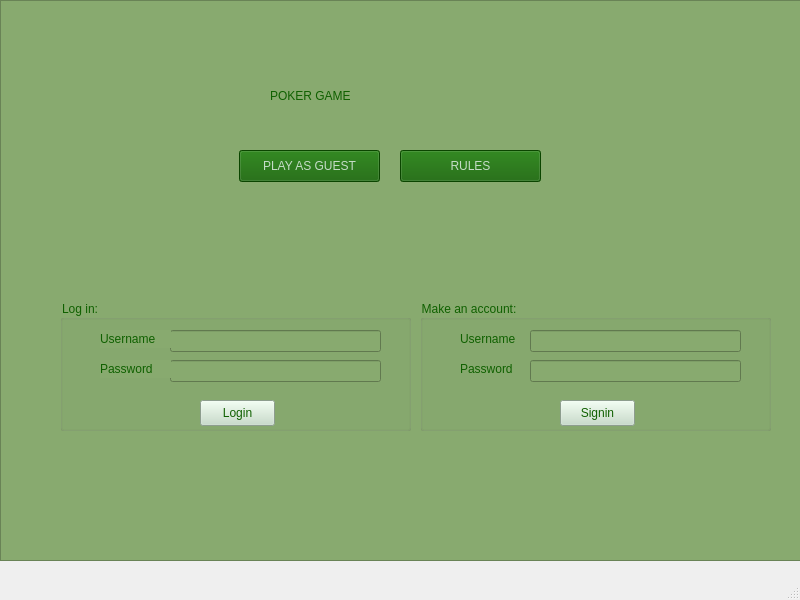
First picture: the form in Poker/Visuals/MainWindow/mainwindow.ui, repository Cenzito/Poker, before the edit.
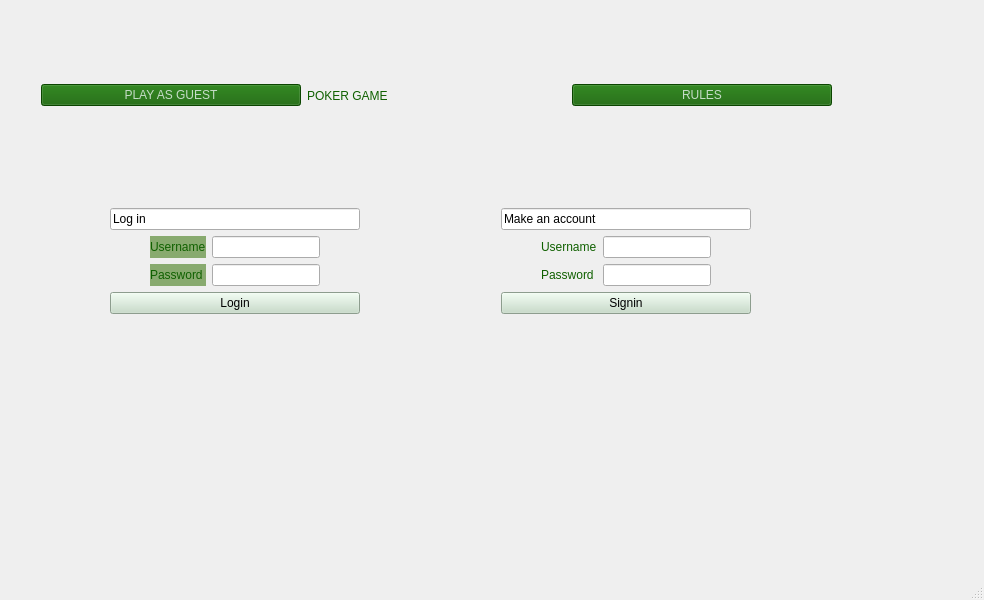
Second picture: the form after the edit. Icons and pictures are not drawn.

Commit message: layout mainwindow

```diff
--- a/Poker/Visuals/MainWindow/mainwindow.ui
+++ b/Poker/Visuals/MainWindow/mainwindow.ui
@@ -6,7 +6,7 @@
    <rect>
     <x>0</x>
     <y>0</y>
-    <width>800</width>
+    <width>984</width>
     <height>600</height>
    </rect>
   </property>
@@ -14,42 +14,18 @@
    <string>MainWindow</string>
   </property>
   <widget class="QWidget" name="centralwidget">
-   <widget class="QTextEdit" name="textEdit_background">
+   <widget class="QWidget" name="horizontalLayoutWidget">
     <property name="geometry">
      <rect>
-      <x>0</x>
-      <y>0</y>
-      <width>801</width>
-      <height>561</height>
+      <x>41</x>
+      <y>30</y>
+      <width>791</width>
+      <height>131</height>
      </rect>
     </property>
-    <property name="styleSheet">
-     <string notr="true">background-color: rgb(136, 170, 111);
-</string>
-    </property>
-    <property name="readOnly">
-     <bool>true</bool>
-    </property>
-    <property name="html">
-     <string>&lt;!DOCTYPE HTML PUBLIC &quot;-//W3C//DTD HTML 4.0//EN&quot; &quot;http://www.w3.org/TR/REC-html40/strict.dtd&quot;&gt;
-&lt;html&gt;&lt;head&gt;&lt;meta name=&quot;qrichtext&quot; content=&quot;1&quot; /&gt;&lt;meta charset=&quot;utf-8&quot; /&gt;&lt;style type=&quot;text/css&quot;&gt;
-p, li { white-space: pre-wrap; }
-hr { height: 1px; border-width: 0; }
-li.unchecked::marker { content: &quot;\2610&quot;; }
-li.checked::marker { content: &quot;\2612&quot;; }
-&lt;/style&gt;&lt;/head&gt;&lt;body style=&quot; font-family:'Segoe UI'; font-size:9.75pt; font-weight:400; font-style:normal;&quot;&gt;
-&lt;p style=&quot;-qt-paragraph-type:empty; margin-top:0px; margin-bottom:0px; margin-left:0px; margin-right:0px; -qt-block-indent:0; text-indent:0px; font-family:'.AppleSystemUIFont'; font-size:13pt;&quot;&gt;&lt;br /&gt;&lt;/p&gt;&lt;/body&gt;&lt;/html&gt;</string>
-    </property>
-   </widget>
+    <layout class="QHBoxLayout" name="horizontalLayout_3" stretch="0,0,0">
+     <item>
    <widget class="QPushButton" name="pushButton">
-    <property name="geometry">
-     <rect>
-      <x>239</x>
-      <y>150</y>
-      <width>141</width>
-      <height>32</height>
-     </rect>
-    </property>
     <property name="cursor">
      <cursorShape>OpenHandCursor</cursorShape>
     </property>
@@ -62,15 +38,9 @@
      <string>PLAY AS GUEST</string>
     </property>
    </widget>
+     </item>
+     <item>
    <widget class="QLabel" name="label">
-    <property name="geometry">
-     <rect>
-      <x>270</x>
-      <y>70</y>
-      <width>241</width>
-      <height>51</height>
-     </rect>
-    </property>
     <property name="styleSheet">
      <string notr="true">font: 30pt &quot;Academy Engraved LET&quot;;
 color: rgb(15, 96, 0);</string>
@@ -79,15 +49,9 @@
      <string>POKER GAME</string>
     </property>
    </widget>
+     </item>
+     <item>
    <widget class="QPushButton" name="pushButton_2">
-    <property name="geometry">
-     <rect>
-      <x>400</x>
-      <y>150</y>
-      <width>141</width>
-      <height>32</height>
-     </rect>
-    </property>
     <property name="styleSheet">
      <string notr="true">background-color: rgb(15, 96, 0);
 font: 13pt &quot;Bodoni 72&quot;;
@@ -97,31 +61,34 @@
      <string>RULES</string>
     </property>
    </widget>
-   <widget class="QLabel" name="label_2">
+     </item>
+    </layout>
+   </widget>
+   <widget class="QWidget" name="verticalLayoutWidget_3">
     <property name="geometry">
      <rect>
-      <x>210</x>
-      <y>50</y>
-      <width>371</width>
-      <height>181</height>
+      <x>110</x>
+      <y>200</y>
+      <width>641</width>
+      <height>122</height>
      </rect>
     </property>
+    <layout class="QVBoxLayout" name="verticalLayout_8">
+     <item>
+      <layout class="QHBoxLayout" name="horizontalLayout">
+       <item>
+        <layout class="QVBoxLayout" name="verticalLayout_6">
+         <item>
+          <widget class="QLineEdit" name="lineEdit">
     <property name="text">
-     <string/>
-    </property>
-    <property name="pixmap">
-     <pixmap>../../../../../../../../../pokerpic.jpg</pixmap>
-    </property>
-   </widget>
+            <string>Log in </string>
+           </property>
+          </widget>
+         </item>
+         <item>
+          <layout class="QGridLayout" name="gridLayout_2">
+           <item row="0" column="1">
    <widget class="QLabel" name="label_user">
-    <property name="geometry">
-     <rect>
-      <x>100</x>
-      <y>330</y>
-      <width>71</width>
-      <height>18</height>
-     </rect>
-    </property>
     <property name="styleSheet">
      <string notr="true">color: rgb(15, 96, 0);
 background-color: rgb(136, 170, 111);
@@ -131,15 +98,41 @@
      <string>Username</string>
     </property>
    </widget>
+           </item>
+           <item row="0" column="2">
+            <widget class="QLineEdit" name="lineEdit_user"/>
+           </item>
+           <item row="0" column="3">
+            <spacer name="horizontalSpacer_2">
+             <property name="orientation">
+              <enum>Qt::Horizontal</enum>
+             </property>
+             <property name="sizeHint" stdset="0">
+              <size>
+               <width>40</width>
+               <height>20</height>
+              </size>
+             </property>
+            </spacer>
+           </item>
+           <item row="0" column="0">
+            <spacer name="horizontalSpacer">
+             <property name="orientation">
+              <enum>Qt::Horizontal</enum>
+             </property>
+             <property name="sizeHint" stdset="0">
+              <size>
+               <width>40</width>
+               <height>20</height>
+              </size>
+             </property>
+            </spacer>
+           </item>
+           <item row="1" column="2">
+            <widget class="QLineEdit" name="lineEdit_pass"/>
+           </item>
+           <item row="1" column="1">
    <widget class="QLabel" name="label_pass">
-    <property name="geometry">
-     <rect>
-      <x>100</x>
-      <y>360</y>
-      <width>71</width>
-      <height>18</height>
-     </rect>
-    </property>
     <property name="styleSheet">
      <string notr="true">color: rgb(15, 96, 0);
 background-color: rgb(136, 170, 111);
@@ -149,52 +142,11 @@
      <string>Password</string>
     </property>
    </widget>
-   <widget class="QGroupBox" name="groupBox_login">
-    <property name="geometry">
-     <rect>
-      <x>60</x>
-      <y>300</y>
-      <width>351</width>
-      <height>131</height>
-     </rect>
-    </property>
-    <property name="styleSheet">
-     <string notr="true">background-color: rgb(136, 170, 111);
-color: rgb(15, 96, 0);
-font: 13pt &quot;Bodoni 72&quot;;</string>
-    </property>
-    <property name="title">
-     <string>Log in:</string>
-    </property>
-    <widget class="QLineEdit" name="lineEdit_user">
-     <property name="geometry">
-      <rect>
-       <x>110</x>
-       <y>30</y>
-       <width>211</width>
-       <height>22</height>
-      </rect>
-     </property>
-    </widget>
-    <widget class="QLineEdit" name="lineEdit_pass">
-     <property name="geometry">
-      <rect>
-       <x>110</x>
-       <y>60</y>
-       <width>211</width>
-       <height>22</height>
-      </rect>
-     </property>
-    </widget>
+           </item>
+          </layout>
+         </item>
+         <item>
     <widget class="QPushButton" name="pushButton_login">
-     <property name="geometry">
-      <rect>
-       <x>140</x>
-       <y>100</y>
-       <width>75</width>
-       <height>26</height>
-      </rect>
-     </property>
      <property name="styleSheet">
       <string notr="true">background-color: rgb(197, 220, 199);</string>
      </property>
@@ -202,16 +154,48 @@
       <string>Login</string>
      </property>
     </widget>
-   </widget>
+         </item>
+        </layout>
+       </item>
+       <item>
+        <spacer name="horizontalSpacer_5">
+         <property name="orientation">
+          <enum>Qt::Horizontal</enum>
+         </property>
+         <property name="sizeHint" stdset="0">
+          <size>
+           <width>40</width>
+           <height>20</height>
+          </size>
+         </property>
+        </spacer>
+       </item>
+       <item>
+        <layout class="QVBoxLayout" name="verticalLayout_7">
+         <item>
+          <widget class="QLineEdit" name="lineEdit_2">
+           <property name="text">
+            <string>Make an account</string>
+           </property>
+          </widget>
+         </item>
+         <item>
+          <layout class="QGridLayout" name="gridLayout_4">
+           <item row="0" column="0">
+            <spacer name="horizontalSpacer_3">
+             <property name="orientation">
+              <enum>Qt::Horizontal</enum>
+             </property>
+             <property name="sizeHint" stdset="0">
+              <size>
+               <width>40</width>
+               <height>20</height>
+              </size>
+             </property>
+            </spacer>
+           </item>
+           <item row="0" column="1">
    <widget class="QLabel" name="label_newuser">
-    <property name="geometry">
-     <rect>
-      <x>460</x>
-      <y>330</y>
-      <width>71</width>
-      <height>18</height>
-     </rect>
-    </property>
     <property name="styleSheet">
      <string notr="true">color: rgb(15, 96, 0);</string>
     </property>
@@ -219,15 +203,12 @@
      <string>Username</string>
     </property>
    </widget>
+           </item>
+           <item row="0" column="2">
+            <widget class="QLineEdit" name="lineEdit_newuser"/>
+           </item>
+           <item row="1" column="1">
    <widget class="QLabel" name="label_newpass">
-    <property name="geometry">
-     <rect>
-      <x>460</x>
-      <y>360</y>
-      <width>71</width>
-      <height>18</height>
-     </rect>
-    </property>
     <property name="styleSheet">
      <string notr="true">color: rgb(15, 96, 0);</string>
     </property>
@@ -235,52 +216,27 @@
      <string>Password</string>
     </property>
    </widget>
-   <widget class="QGroupBox" name="groupBox_signin">
-    <property name="geometry">
-     <rect>
-      <x>420</x>
-      <y>300</y>
-      <width>351</width>
-      <height>131</height>
-     </rect>
-    </property>
-    <property name="styleSheet">
-     <string notr="true">background-color: rgb(136, 170, 111);
-color: rgb(15, 96, 0);
-font: 13pt &quot;Bodoni 72&quot;;</string>
-    </property>
-    <property name="title">
-     <string>Make an account:</string>
-    </property>
-    <widget class="QLineEdit" name="lineEdit_newuser">
-     <property name="geometry">
-      <rect>
-       <x>110</x>
-       <y>30</y>
-       <width>211</width>
-       <height>22</height>
-      </rect>
-     </property>
-    </widget>
-    <widget class="QLineEdit" name="lineEdit_newpass">
-     <property name="geometry">
-      <rect>
-       <x>110</x>
-       <y>60</y>
-       <width>211</width>
-       <height>22</height>
-      </rect>
-     </property>
-    </widget>
+           </item>
+           <item row="1" column="2">
+            <widget class="QLineEdit" name="lineEdit_newpass"/>
+           </item>
+           <item row="0" column="3">
+            <spacer name="horizontalSpacer_4">
+             <property name="orientation">
+              <enum>Qt::Horizontal</enum>
+             </property>
+             <property name="sizeHint" stdset="0">
+              <size>
+               <width>40</width>
+               <height>20</height>
+              </size>
+             </property>
+            </spacer>
+           </item>
+          </layout>
+         </item>
+         <item>
     <widget class="QPushButton" name="pushButton_signin">
-     <property name="geometry">
-      <rect>
-       <x>140</x>
-       <y>100</y>
-       <width>75</width>
-       <height>26</height>
-      </rect>
-     </property>
      <property name="styleSheet">
       <string notr="true">background-color: rgb(197, 220, 199);</string>
      </property>
@@ -288,42 +244,13 @@
       <string>Signin</string>
      </property>
     </widget>
+         </item>
+        </layout>
+       </item>
+      </layout>
+     </item>
+    </layout>
    </widget>
-   <widget class="QWidget" name="layoutWidget">
-    <property name="geometry">
-     <rect>
-      <x>0</x>
-      <y>0</y>
-      <width>2</width>
-      <height>2</height>
-     </rect>
-    </property>
-    <layout class="QHBoxLayout" name="horizontalLayout"/>
-   </widget>
-   <widget class="QWidget" name="layoutWidget">
-    <property name="geometry">
-     <rect>
-      <x>0</x>
-      <y>0</y>
-      <width>2</width>
-      <height>2</height>
-     </rect>
-    </property>
-    <layout class="QHBoxLayout" name="horizontalLayout_2"/>
-   </widget>
-   <zorder>textEdit_background</zorder>
-   <zorder>label_2</zorder>
-   <zorder>layoutWidget</zorder>
-   <zorder>layoutWidget</zorder>
-   <zorder>groupBox_signin</zorder>
-   <zorder>groupBox_login</zorder>
-   <zorder>pushButton</zorder>
-   <zorder>label</zorder>
-   <zorder>pushButton_2</zorder>
-   <zorder>label_user</zorder>
-   <zorder>label_pass</zorder>
-   <zorder>label_newuser</zorder>
-   <zorder>label_newpass</zorder>
   </widget>
   <widget class="QMenuBar" name="menubar">
    <property name="geometry">
```
Left out of the diff: 4 changed lines with no effect on the pictures. Lines whose indentation alone changed are shown as unchanged. The commit also changes 1 other file.
